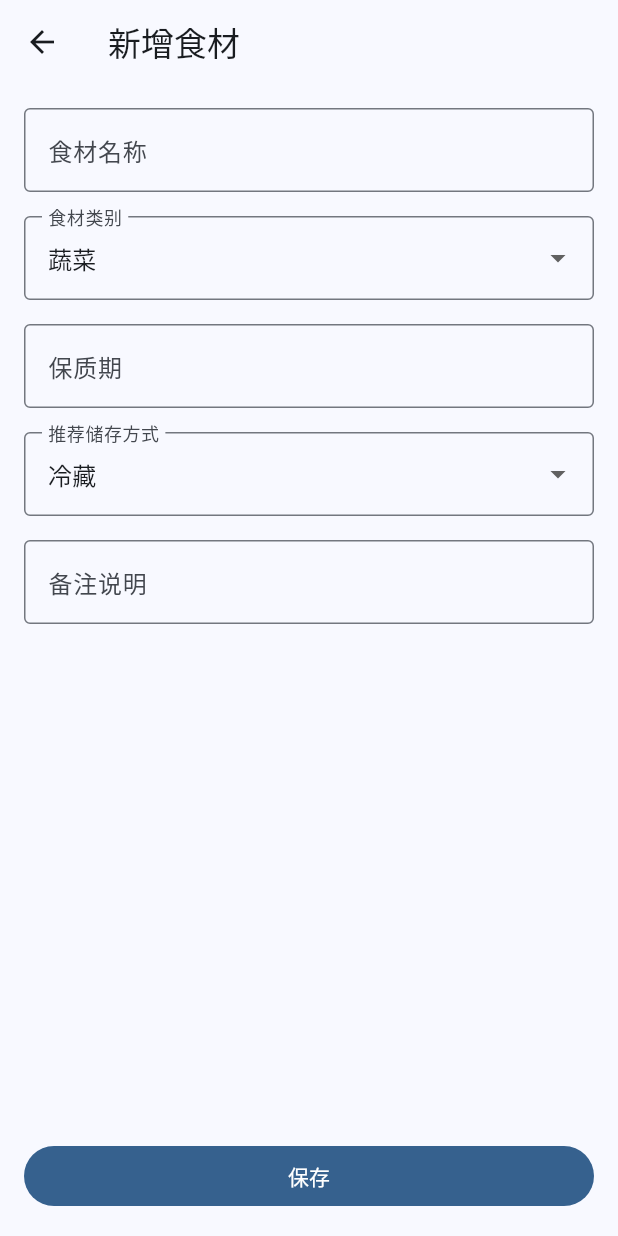
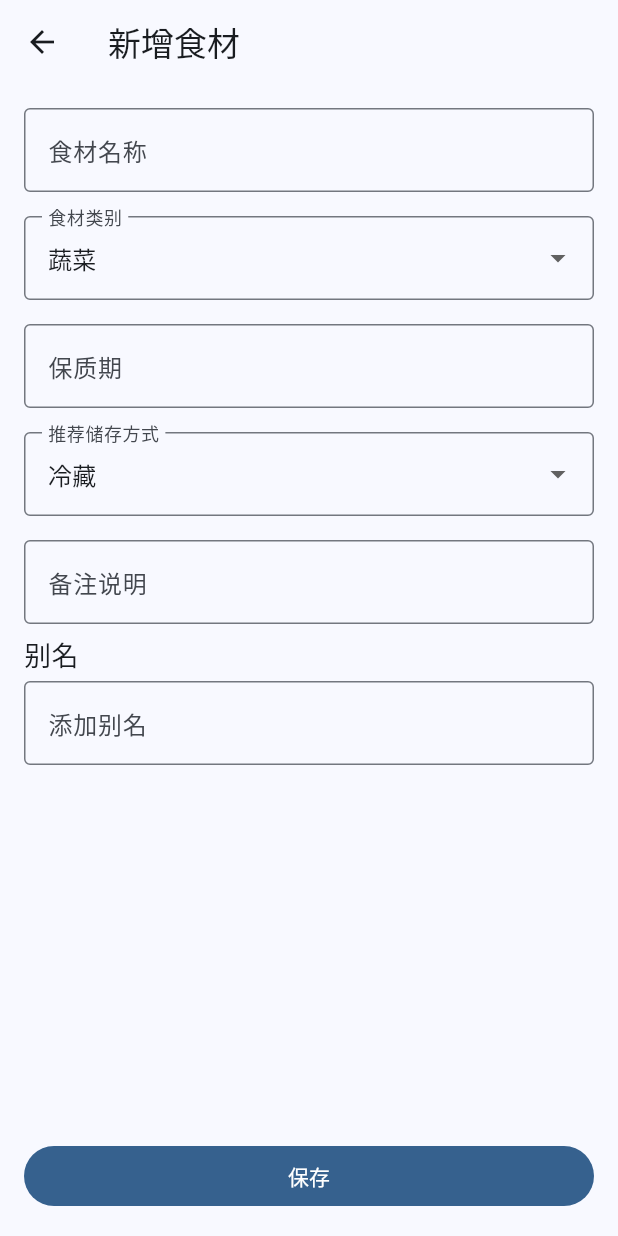
Before and after one commit to VamoBao/cook_random, a Flutter app: the IngredientDetail screen opened directly, on a phone screen of 412 x 824 dp. Run offline on Flutter 3.47's test engine with Material 3 defaults, Android fonts, the phone set to English and light mode, and no system bars; our stand-ins replace sqflite; accounts and stored records are empty.

Commit message:
feat:新增别名输入

```diff
--- a/lib/pages/ingredients/ingredient_detail.dart
+++ b/lib/pages/ingredients/ingredient_detail.dart
@@ -16,6 +16,9 @@ class _IngredientDetailState extends State<IngredientDetail> {
   final TextEditingController _nameController = TextEditingController();
   final TextEditingController _shelfLifeController = TextEditingController();
   final TextEditingController _remarkController = TextEditingController();
+  final TextEditingController _aliaController = TextEditingController();
+  final FocusNode _focusNode = FocusNode();
+  List<String> _alias = [];
   IngredientType _type = IngredientType.vegetable;
   StorageWay _way = StorageWay.refrigerate;
 
@@ -44,6 +47,7 @@ class _IngredientDetailState extends State<IngredientDetail> {
                 flex: 1,
                 child: SingleChildScrollView(
                   child: Column(
+                    crossAxisAlignment: CrossAxisAlignment.start,
                     children: [
                       TextFormField(
                         controller: _nameController,
@@ -117,6 +121,53 @@ class _IngredientDetailState extends State<IngredientDetail> {
                           hintText: '备注内容',
                         ),
                       ),
+                      const SizedBox(height: 8.0),
+                      const Text(
+                        '别名',
+                        style: TextStyle(
+                          fontSize: 18.0,
+                        ),
+                      ),
+                      SingleChildScrollView(
+                        scrollDirection: Axis.horizontal,
+                        child: Row(
+                          children: _alias
+                              .map((alia) => Container(
+                                    margin: const EdgeInsets.only(right: 8.0),
+                                    child: InputChip(
+                                      label: Text(alia),
+                                      onDeleted: () {
+                                        setState(() {
+                                          _alias = _alias
+                                              .where((o) => o != alia)
+                                              .toList();
+                                        });
+                                      },
+                                    ),
+                                  ))
+                              .toList(),
+                        ),
+                      ),
+                      const SizedBox(height: 4.0),
+                      TextField(
+                        controller: _aliaController,
+                        focusNode: _focusNode,
+                        decoration: const InputDecoration(
+                          label: Text('添加别名'),
+                          hintText: '请输入别名',
+                        ),
+                        onSubmitted: (v) {
+                          if (v.trim().isNotEmpty) {
+                            if (!_alias.any((alia) => alia == v.trim())) {
+                              setState(() {
+                                _alias = [..._alias, v];
+                              });
+                            }
+                            _aliaController.text = '';
+                            _focusNode.requestFocus();
+                          }
+                        },
+                      )
                     ],
                   ),
                 ),
@@ -140,3 +191,7 @@ class _IngredientDetailState extends State<IngredientDetail> {
     );
   }
 }
+
+extension on int {
+  get dp => null;
+}
```
